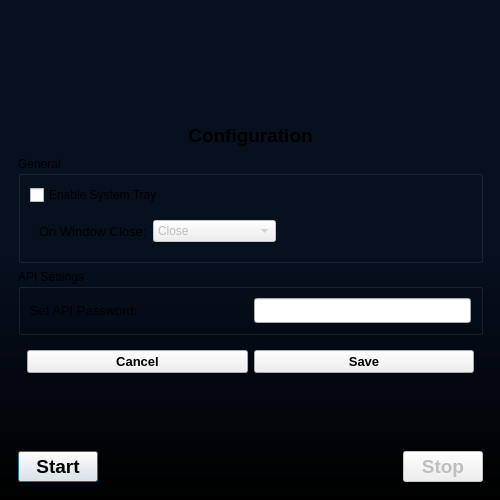
bitcap-co/bitcap-ipr, file src/ui/MainWindow.ui: the form before one commit.
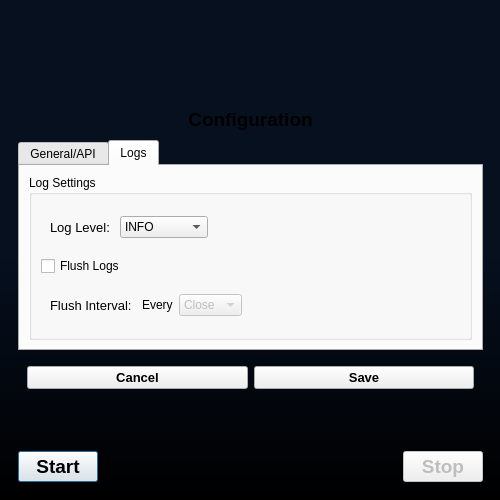
The form after the commit. The open tabs and pages were chosen to show the change.

Diff of the .ui file:
```diff
--- a/src/ui/MainWindow.ui
+++ b/src/ui/MainWindow.ui
@@ -222,11 +222,48 @@
           </widget>
          </item>
          <item>
-          <widget class="QGroupBox" name="groupBox">
+          <widget class="QTabWidget" name="tabWidget">
+           <property name="sizePolicy">
+            <sizepolicy hsizetype="Expanding" vsizetype="Expanding">
+             <horstretch>0</horstretch>
+             <verstretch>0</verstretch>
+            </sizepolicy>
+           </property>
+           <property name="minimumSize">
+            <size>
+             <width>0</width>
+             <height>0</height>
+            </size>
+           </property>
+           <property name="currentIndex">
+            <number>0</number>
+           </property>
+           <widget class="QWidget" name="general">
+            <attribute name="title">
+             <string>General/API</string>
+            </attribute>
+            <attribute name="toolTip">
+             <string>General and API settings</string>
+            </attribute>
+            <layout class="QVBoxLayout" name="verticalLayout_3">
+             <item>
+              <widget class="QGroupBox" name="iprGeneral">
            <property name="title">
             <string>General</string>
            </property>
            <layout class="QVBoxLayout" name="verticalLayout_5">
+                <property name="leftMargin">
+                 <number>9</number>
+                </property>
+                <property name="topMargin">
+                 <number>6</number>
+                </property>
+                <property name="rightMargin">
+                 <number>0</number>
+                </property>
+                <property name="bottomMargin">
+                 <number>0</number>
+                </property>
             <item>
              <widget class="QCheckBox" name="checkEnableSysTray">
               <property name="text">
@@ -292,7 +329,7 @@
           </widget>
          </item>
          <item>
-          <widget class="QGroupBox" name="groupBox_2">
+              <widget class="QGroupBox" name="iprAPI">
            <property name="title">
             <string>API Settings</string>
            </property>
@@ -340,6 +377,168 @@
              </widget>
             </item>
            </layout>
+              </widget>
+             </item>
+            </layout>
+           </widget>
+           <widget class="QWidget" name="logs">
+            <attribute name="title">
+             <string>Logs</string>
+            </attribute>
+            <attribute name="toolTip">
+             <string>Log Settings</string>
+            </attribute>
+            <layout class="QVBoxLayout" name="verticalLayout_4">
+             <item>
+              <widget class="QGroupBox" name="iprLog">
+               <property name="title">
+                <string>Log Settings</string>
+               </property>
+               <layout class="QVBoxLayout" name="verticalLayout_6">
+                <item>
+                 <widget class="QWidget" name="hwrapper" native="true">
+                  <layout class="QHBoxLayout" name="horizontalLayout_7">
+                   <item>
+                    <widget class="QLabel" name="label_5">
+                     <property name="font">
+                      <font>
+                       <pointsize>10</pointsize>
+                      </font>
+                     </property>
+                     <property name="text">
+                      <string>Log Level: </string>
+                     </property>
+                     <property name="StyleClass" stdset="0">
+                      <string>setText</string>
+                     </property>
+                    </widget>
+                   </item>
+                   <item>
+                    <widget class="QComboBox" name="comboLogLevel">
+                     <property name="currentIndex">
+                      <number>1</number>
+                     </property>
+                     <item>
+                      <property name="text">
+                       <string>DEBUG</string>
+                      </property>
+                     </item>
+                     <item>
+                      <property name="text">
+                       <string>INFO</string>
+                      </property>
+                     </item>
+                     <item>
+                      <property name="text">
+                       <string>WARNING</string>
+                      </property>
+                     </item>
+                     <item>
+                      <property name="text">
+                       <string>CRITICAL</string>
+                      </property>
+                     </item>
+                    </widget>
+                   </item>
+                   <item>
+                    <spacer name="horizontalSpacer_2">
+                     <property name="orientation">
+                      <enum>Qt::Horizontal</enum>
+                     </property>
+                     <property name="sizeHint" stdset="0">
+                      <size>
+                       <width>40</width>
+                       <height>20</height>
+                      </size>
+                     </property>
+                    </spacer>
+                   </item>
+                  </layout>
+                 </widget>
+                </item>
+                <item>
+                 <widget class="QCheckBox" name="checkFlushLogs">
+                  <property name="text">
+                   <string>Flush Logs</string>
+                  </property>
+                 </widget>
+                </item>
+                <item>
+                 <widget class="QWidget" name="hwrapper_4" native="true">
+                  <layout class="QHBoxLayout" name="horizontalLayout_9">
+                   <item>
+                    <widget class="QLabel" name="label_6">
+                     <property name="font">
+                      <font>
+                       <pointsize>10</pointsize>
+                      </font>
+                     </property>
+                     <property name="text">
+                      <string>Flush Interval: </string>
+                     </property>
+                     <property name="StyleClass" stdset="0">
+                      <string>setText</string>
+                     </property>
+                    </widget>
+                   </item>
+                   <item>
+                    <widget class="QLabel" name="label_7">
+                     <property name="text">
+                      <string>Every</string>
+                     </property>
+                     <property name="StyleClass" stdset="0">
+                      <string>setText</string>
+                     </property>
+                    </widget>
+                   </item>
+                   <item>
+                    <widget class="QComboBox" name="comboFlushInterval">
+                     <property name="enabled">
+                      <bool>false</bool>
+                     </property>
+                     <item>
+                      <property name="text">
+                       <string>Close</string>
+                      </property>
+                     </item>
+                     <item>
+                      <property name="text">
+                       <string>Day</string>
+                      </property>
+                     </item>
+                     <item>
+                      <property name="text">
+                       <string>Week</string>
+                      </property>
+                     </item>
+                     <item>
+                      <property name="text">
+                       <string>Month</string>
+                      </property>
+                     </item>
+                    </widget>
+                   </item>
+                   <item>
+                    <spacer name="horizontalSpacer_5">
+                     <property name="orientation">
+                      <enum>Qt::Horizontal</enum>
+                     </property>
+                     <property name="sizeHint" stdset="0">
+                      <size>
+                       <width>40</width>
+                       <height>20</height>
+                      </size>
+                     </property>
+                    </spacer>
+                   </item>
+                  </layout>
+                 </widget>
+                </item>
+               </layout>
+              </widget>
+             </item>
+            </layout>
+           </widget>
           </widget>
          </item>
          <item>
```
Left out of the diff: 2 changed lines with no effect on the pictures. Lines whose indentation alone changed are shown as unchanged.
